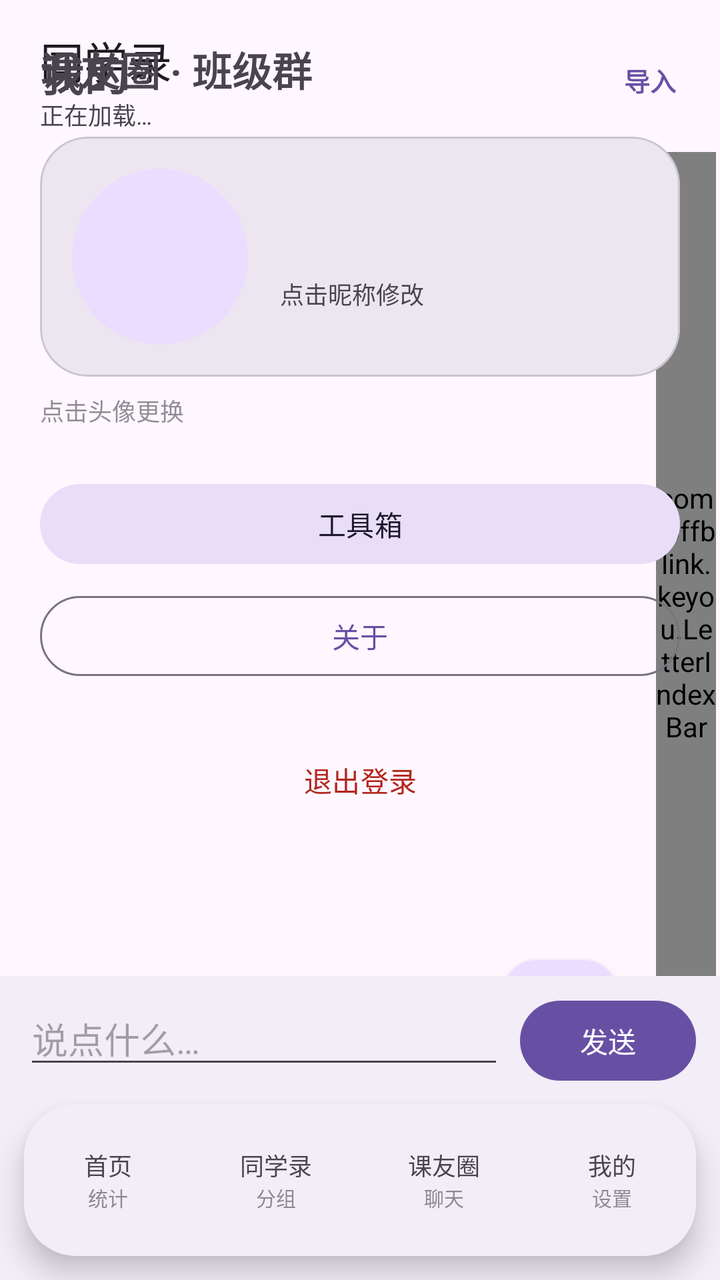
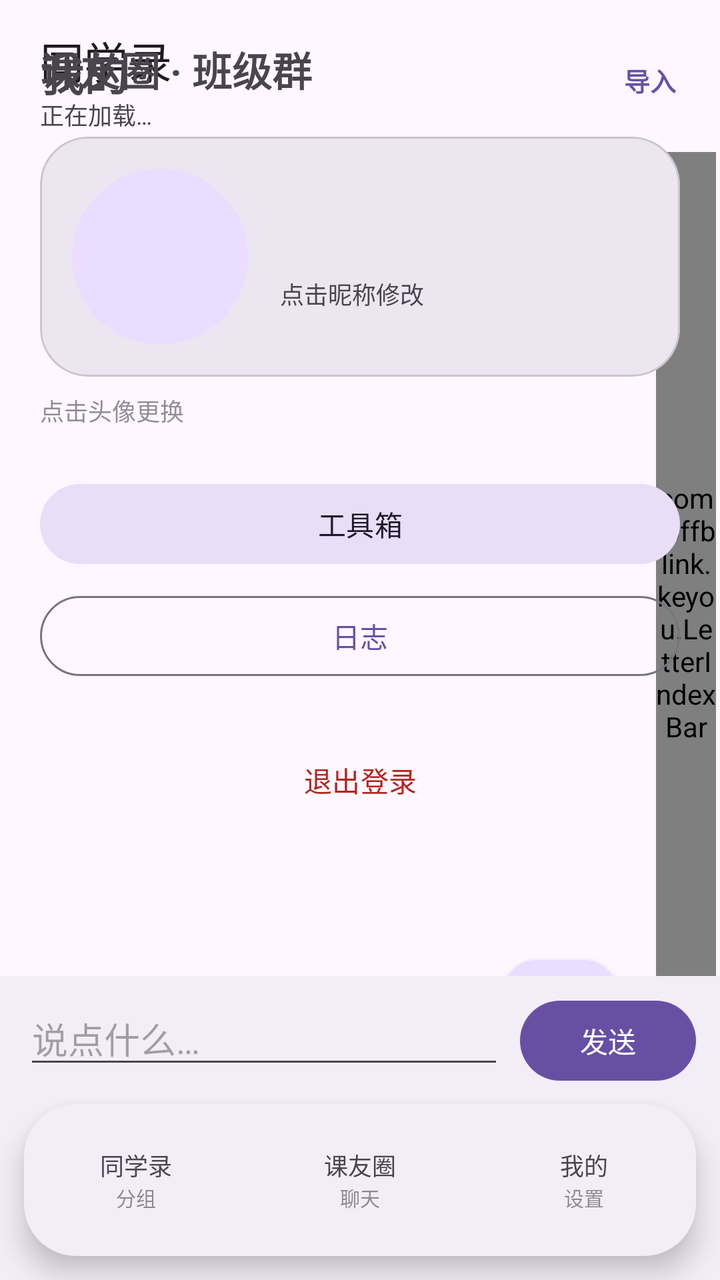

An Android layout rendered at two revisions. The XML below is the earlier revision; the diff shows what the commit changed to produce the second picture.
<!-- AndroidManifest.xml: application theme Theme.Keyou -->
<!-- res/layout/activity_main.xml -->
<?xml version="1.0" encoding="utf-8"?>
<FrameLayout xmlns:android="http://schemas.android.com/apk/res/android"
    xmlns:app="http://schemas.android.com/apk/res-auto"
    android:layout_width="match_parent"
    android:layout_height="match_parent">

    
    <FrameLayout
        android:id="@+id/page_container"
        android:layout_width="match_parent"
        android:layout_height="match_parent">

        <include
            layout="@layout/page_home"
            android:id="@+id/page_home" />

        <include
            layout="@layout/page_contacts"
            android:id="@+id/page_contacts" />

        <include
            layout="@layout/page_chat"
            android:id="@+id/page_chat" />

        <include
            layout="@layout/page_mine"
            android:id="@+id/page_mine" />
    </FrameLayout>

    
    <TextView
        android:id="@+id/tv_net_banner"
        android:layout_width="match_parent"
        android:layout_height="wrap_content"
        android:padding="10dp"
        android:gravity="center"
        android:background="@color/md_secondary_container"
        android:textColor="@color/md_on_secondary_container"
        android:visibility="gone"
        android:layout_gravity="top" />

    
    <FrameLayout
        android:id="@+id/nav_bar"
        android:layout_width="match_parent"
        android:layout_height="76dp"
        android:layout_gravity="bottom"
        android:layout_marginHorizontal="12dp"
        android:layout_marginBottom="12dp"
        android:elevation="8dp"
        android:background="@drawable/nav_bar_bg">

        
        <View
            android:id="@+id/nav_pill"
            android:layout_width="0dp"
            android:layout_height="32dp"
            android:layout_gravity="center_vertical"
            android:background="@drawable/nav_pill_bg"
            android:visibility="gone" />

        <LinearLayout
            android:layout_width="match_parent"
            android:layout_height="match_parent"
            android:orientation="horizontal">

            <LinearLayout
                android:id="@+id/nav_tab_home"
                android:layout_width="0dp"
                android:layout_height="match_parent"
                android:layout_weight="1"
                android:orientation="vertical"
                android:gravity="center"
                android:background="?attr/selectableItemBackgroundBorderless">

                <TextView
                    android:id="@+id/nav_label_home"
                    android:layout_width="wrap_content"
                    android:layout_height="wrap_content"
                    android:text="@string/nav_home"
                    android:textSize="12sp" />

                <TextView
                    android:id="@+id/nav_sub_home"
                    android:layout_width="wrap_content"
                    android:layout_height="wrap_content"
                    android:text="@string/nav_home_sub"
                    android:textSize="10sp"
                    android:alpha="0.6" />
            </LinearLayout>

            <LinearLayout
                android:id="@+id/nav_tab_contacts"
                android:layout_width="0dp"
                android:layout_height="match_parent"
                android:layout_weight="1"
                android:orientation="vertical"
                android:gravity="center"
                android:background="?attr/selectableItemBackgroundBorderless">

                <TextView
                    android:id="@+id/nav_label_contacts"
                    android:layout_width="wrap_content"
                    android:layout_height="wrap_content"
                    android:text="@string/nav_contacts"
                    android:textSize="12sp" />

                <TextView
                    android:id="@+id/nav_sub_contacts"
                    android:layout_width="wrap_content"
                    android:layout_height="wrap_content"
                    android:text="@string/nav_contacts_sub"
                    android:textSize="10sp"
                    android:alpha="0.6" />
            </LinearLayout>

            <LinearLayout
                android:id="@+id/nav_tab_chat"
                android:layout_width="0dp"
                android:layout_height="match_parent"
                android:layout_weight="1"
                android:orientation="vertical"
                android:gravity="center"
                android:background="?attr/selectableItemBackgroundBorderless">

                <TextView
                    android:id="@+id/nav_label_chat"
                    android:layout_width="wrap_content"
                    android:layout_height="wrap_content"
                    android:text="@string/nav_chat"
                    android:textSize="12sp" />

                <TextView
                    android:id="@+id/nav_sub_chat"
                    android:layout_width="wrap_content"
                    android:layout_height="wrap_content"
                    android:text="@string/nav_chat_sub"
                    android:textSize="10sp"
                    android:alpha="0.6" />
            </LinearLayout>

            <LinearLayout
                android:id="@+id/nav_tab_mine"
                android:layout_width="0dp"
                android:layout_height="match_parent"
                android:layout_weight="1"
                android:orientation="vertical"
                android:gravity="center"
                android:background="?attr/selectableItemBackgroundBorderless">

                <TextView
                    android:id="@+id/nav_label_mine"
                    android:layout_width="wrap_content"
                    android:layout_height="wrap_content"
                    android:text="@string/nav_mine"
                    android:textSize="12sp" />

                <TextView
                    android:id="@+id/nav_sub_mine"
                    android:layout_width="wrap_content"
                    android:layout_height="wrap_content"
                    android:text="@string/nav_mine_sub"
                    android:textSize="10sp"
                    android:alpha="0.6" />
            </LinearLayout>
        </LinearLayout>
    </FrameLayout>

</FrameLayout>
<!-- res/layout/page_home.xml (included above) -->
<?xml version="1.0" encoding="utf-8"?>
<LinearLayout xmlns:android="http://schemas.android.com/apk/res/android"
    xmlns:app="http://schemas.android.com/apk/res-auto"
    android:layout_width="match_parent"
    android:layout_height="match_parent"
    android:orientation="vertical"
    android:paddingHorizontal="20dp"
    android:paddingTop="20dp">

    <TextView
        android:id="@+id/tv_welcome"
        android:layout_width="wrap_content"
        android:layout_height="wrap_content"
        android:textSize="24sp"
        android:textStyle="bold" />

    <TextView
        android:layout_width="wrap_content"
        android:layout_height="wrap_content"
        android:text="@string/main_subtitle"
        android:textSize="13sp"
        android:textColor="?attr/colorOnSurfaceVariant"
        android:layout_marginTop="4dp"
        android:layout_marginBottom="16dp" />

    
    <com.google.android.material.card.MaterialCardView
        android:id="@+id/card_stats"
        android:layout_width="match_parent"
        android:layout_height="wrap_content"
        app:cardCornerRadius="24dp"
        app:cardElevation="0dp"
        app:cardBackgroundColor="?attr/colorSecondaryContainer"
        android:layout_marginBottom="16dp">

        <LinearLayout
            android:layout_width="match_parent"
            android:layout_height="wrap_content"
            android:orientation="horizontal"
            android:padding="20dp"
            android:gravity="center_vertical">

            <LinearLayout
                android:layout_width="0dp"
                android:layout_height="wrap_content"
                android:layout_weight="1"
                android:orientation="vertical">

                <TextView
                    android:layout_width="wrap_content"
                    android:layout_height="wrap_content"
                    android:text="@string/stats_local_contacts"
                    android:textSize="13sp"
                    android:alpha="0.75"
                    android:textColor="?attr/colorOnSecondaryContainer" />

                <TextView
                    android:id="@+id/tv_stat_contacts"
                    android:layout_width="wrap_content"
                    android:layout_height="wrap_content"
                    android:text="0"
                    android:textSize="40sp"
                    android:textStyle="bold"
                    android:textColor="?attr/colorOnSecondaryContainer" />
            </LinearLayout>

            <LinearLayout
                android:layout_width="0dp"
                android:layout_height="wrap_content"
                android:layout_weight="1"
                android:orientation="vertical">

                <TextView
                    android:layout_width="wrap_content"
                    android:layout_height="wrap_content"
                    android:text="@string/stats_server_members"
                    android:textSize="13sp"
                    android:alpha="0.75"
                    android:textColor="?attr/colorOnSecondaryContainer" />

                <TextView
                    android:id="@+id/tv_stat_mates"
                    android:layout_width="wrap_content"
                    android:layout_height="wrap_content"
                    android:text="—"
                    android:textSize="40sp"
                    android:textStyle="bold"
                    android:textColor="?attr/colorOnSecondaryContainer" />
            </LinearLayout>
        </LinearLayout>
    </com.google.android.material.card.MaterialCardView>

    
    <LinearLayout
        android:layout_width="match_parent"
        android:layout_height="wrap_content"
        android:orientation="horizontal"
        android:gravity="center_vertical">

        <TextView
            android:layout_width="0dp"
            android:layout_height="wrap_content"
            android:layout_weight="1"
            android:text="@string/home_members_title"
            android:textSize="18sp"
            android:textStyle="bold" />

        <TextView
            android:id="@+id/btn_mate_add"
            android:layout_width="wrap_content"
            android:layout_height="wrap_content"
            android:background="?attr/selectableItemBackgroundBorderless"
            android:clickable="true"
            android:focusable="true"
            android:padding="8dp"
            android:text="@string/home_member_add"
            android:textColor="?attr/colorPrimary"
            android:textSize="14sp" />
    </LinearLayout>

    <FrameLayout
        android:layout_width="match_parent"
        android:layout_height="0dp"
        android:layout_weight="1">

        <androidx.recyclerview.widget.RecyclerView
            android:id="@+id/rv_home_mates"
            android:layout_width="match_parent"
            android:layout_height="match_parent"
            android:clipToPadding="false"
            android:paddingBottom="104dp" />

        <TextView
            android:id="@+id/tv_home_mates_empty"
            android:layout_width="wrap_content"
            android:layout_height="wrap_content"
            android:layout_gravity="center"
            android:text="@string/home_members_empty"
            android:textColor="?attr/colorOnSurfaceVariant"
            android:visibility="gone" />
    </FrameLayout>

</LinearLayout>
<!-- res/layout/page_contacts.xml (included above) -->
<?xml version="1.0" encoding="utf-8"?>
<FrameLayout xmlns:android="http://schemas.android.com/apk/res/android"
    xmlns:app="http://schemas.android.com/apk/res-auto"
    android:layout_width="match_parent"
    android:layout_height="match_parent"
    android:background="?attr/colorSurface">

    <LinearLayout
        android:layout_width="match_parent"
        android:layout_height="match_parent"
        android:orientation="vertical">

        
        <LinearLayout
            android:layout_width="match_parent"
            android:layout_height="wrap_content"
            android:gravity="center_vertical"
            android:orientation="horizontal"
            android:paddingStart="20dp"
            android:paddingTop="14dp"
            android:paddingEnd="12dp"
            android:paddingBottom="6dp">

            <LinearLayout
                android:layout_width="0dp"
                android:layout_height="wrap_content"
                android:layout_weight="1"
                android:orientation="vertical">

                <TextView
                    android:layout_width="wrap_content"
                    android:layout_height="wrap_content"
                    android:fontFamily="sans-serif-medium"
                    android:text="@string/nav_contacts"
                    android:textColor="?attr/colorOnSurface"
                    android:textSize="22sp" />

                <TextView
                    android:id="@+id/tv_contacts_subtitle"
                    android:layout_width="wrap_content"
                    android:layout_height="wrap_content"
                    android:layout_marginTop="2dp"
                    android:text="@string/contacts_loading"
                    android:textColor="?attr/colorOnSurfaceVariant"
                    android:textSize="12sp" />
            </LinearLayout>

            <TextView
                android:id="@+id/btn_import"
                android:layout_width="wrap_content"
                android:layout_height="wrap_content"
                android:background="?attr/selectableItemBackgroundBorderless"
                android:paddingStart="10dp"
                android:paddingTop="8dp"
                android:paddingEnd="10dp"
                android:paddingBottom="8dp"
                android:text="@string/contacts_import_entry"
                android:textColor="?attr/colorPrimary"
                android:textSize="13sp"
                android:textStyle="bold" />
        </LinearLayout>

        <FrameLayout
            android:layout_width="match_parent"
            android:layout_height="0dp"
            android:layout_weight="1"
            android:clipChildren="false"
            android:clipToPadding="false">

            <androidx.recyclerview.widget.RecyclerView
                android:id="@+id/rv_contacts"
                android:layout_width="match_parent"
                android:layout_height="match_parent"
                android:clipToPadding="false"
                android:paddingEnd="18dp"
                android:paddingBottom="104dp"
                android:scrollbars="none" />

            <TextView
                android:id="@+id/tv_empty"
                android:layout_width="wrap_content"
                android:layout_height="wrap_content"
                android:layout_gravity="center"
                android:gravity="center"
                android:paddingStart="40dp"
                android:paddingEnd="40dp"
                android:text="@string/contacts_empty_tip"
                android:textColor="?attr/colorOnSurfaceVariant"
                android:textSize="14sp"
                android:visibility="gone" />

            
            <com.offblink.keyou.LetterIndexBar
                android:id="@+id/index_bar"
                android:layout_width="30dp"
                android:layout_height="match_parent"
                android:layout_gravity="end"
                android:layout_marginTop="4dp"
                android:layout_marginEnd="2dp"
                android:layout_marginBottom="104dp" />

            
            <com.google.android.material.floatingactionbutton.FloatingActionButton
                android:id="@+id/fab_add"
                android:layout_width="wrap_content"
                android:layout_height="wrap_content"
                android:layout_gravity="bottom|end"
                android:layout_marginEnd="52dp"
                android:layout_marginBottom="104dp"
                android:contentDescription="@string/contacts_add_desc"
                android:src="@drawable/contact_ic_add"
                app:backgroundTint="?attr/colorPrimaryContainer"
                app:elevation="3dp"
                app:tint="?attr/colorOnPrimaryContainer" />

        </FrameLayout>
    </LinearLayout>

</FrameLayout>
<!-- res/layout/page_chat.xml (included above) -->
<?xml version="1.0" encoding="utf-8"?>
<LinearLayout xmlns:android="http://schemas.android.com/apk/res/android"
    android:layout_width="match_parent"
    android:layout_height="match_parent"
    android:orientation="vertical">

    <TextView
        android:layout_width="wrap_content"
        android:layout_height="wrap_content"
        android:paddingHorizontal="20dp"
        android:paddingTop="20dp"
        android:paddingBottom="8dp"
        android:text="@string/chat_title"
        android:textSize="20sp"
        android:textStyle="bold" />

    <androidx.recyclerview.widget.RecyclerView
        android:id="@+id/rv_messages"
        android:layout_width="match_parent"
        android:layout_height="0dp"
        android:layout_weight="1"
        android:clipToPadding="false"
        android:padding="16dp" />

    
    <LinearLayout
        android:layout_width="match_parent"
        android:layout_height="wrap_content"
        android:orientation="horizontal"
        android:paddingHorizontal="12dp"
        android:paddingTop="8dp"
        android:paddingBottom="96dp"
        android:background="?attr/colorSurfaceContainer">

        <EditText
            android:id="@+id/et_message"
            android:layout_width="0dp"
            android:layout_height="wrap_content"
            android:layout_weight="1"
            android:hint="@string/chat_input_hint"
            android:imeOptions="actionSend"
            android:inputType="text"
            android:maxLines="1"
            android:layout_marginEnd="8dp" />

        <Button
            android:id="@+id/btn_send"
            android:layout_width="wrap_content"
            android:layout_height="wrap_content"
            android:text="@string/chat_send" />
    </LinearLayout>

</LinearLayout>
<!-- res/layout/page_mine.xml (included above) -->
<?xml version="1.0" encoding="utf-8"?>
<ScrollView xmlns:android="http://schemas.android.com/apk/res/android"
    xmlns:app="http://schemas.android.com/apk/res-auto"
    android:layout_width="match_parent"
    android:layout_height="match_parent"
    android:padding="20dp"
    android:paddingBottom="104dp"
    android:fillViewport="true">

    <LinearLayout
        android:layout_width="match_parent"
        android:layout_height="wrap_content"
        android:orientation="vertical">

        <TextView
            android:layout_width="wrap_content"
            android:layout_height="wrap_content"
            android:text="@string/nav_mine"
            android:textSize="22sp"
            android:textStyle="bold"
            android:layout_marginBottom="16dp" />

        
        <com.google.android.material.card.MaterialCardView
            android:layout_width="match_parent"
            android:layout_height="wrap_content"
            app:cardCornerRadius="24dp"
            app:cardElevation="0dp"
            app:cardBackgroundColor="?attr/colorSurfaceContainerHigh">

            <LinearLayout
                android:layout_width="match_parent"
                android:layout_height="wrap_content"
                android:orientation="horizontal"
                android:gravity="center_vertical"
                android:padding="16dp">

                <FrameLayout
                    android:id="@+id/fl_avatar"
                    android:layout_width="88dp"
                    android:layout_height="88dp"
                    android:background="?attr/selectableItemBackgroundBorderless"
                    android:contentDescription="@string/mine_avatar_hint"
                    android:clickable="true"
                    android:focusable="true">

                    <TextView
                        android:id="@+id/tv_avatar_letter"
                        android:layout_width="match_parent"
                        android:layout_height="match_parent"
                        android:background="@drawable/bg_avatar_circle"
                        android:gravity="center"
                        android:textColor="@color/md_on_primary_container"
                        android:textSize="32sp"
                        android:textStyle="bold" />

                    <ImageView
                        android:id="@+id/iv_avatar"
                        android:layout_width="match_parent"
                        android:layout_height="match_parent"
                        android:contentDescription="@string/mine_avatar_hint"
                        android:scaleType="centerCrop"
                        android:visibility="gone" />
                </FrameLayout>

                <LinearLayout
                    android:layout_width="0dp"
                    android:layout_height="wrap_content"
                    android:layout_weight="1"
                    android:layout_marginStart="16dp"
                    android:orientation="vertical">

                    <TextView
                        android:id="@+id/tv_nickname"
                        android:layout_width="wrap_content"
                        android:layout_height="wrap_content"
                        android:paddingVertical="4dp"
                        android:textSize="22sp"
                        android:textStyle="bold" />

                    <TextView
                        android:layout_width="wrap_content"
                        android:layout_height="wrap_content"
                        android:text="@string/mine_nickname_hint"
                        android:textSize="12sp"
                        android:textColor="?attr/colorOnSurfaceVariant" />
                </LinearLayout>
            </LinearLayout>
        </com.google.android.material.card.MaterialCardView>

        <TextView
            android:layout_width="wrap_content"
            android:layout_height="wrap_content"
            android:layout_marginTop="8dp"
            android:alpha="0.6"
            android:text="@string/mine_avatar_hint"
            android:textSize="12sp" />

        <Button
            android:id="@+id/btn_tools"
            style="@style/Widget.Material3.Button.TonalButton"
            android:layout_width="match_parent"
            android:layout_height="wrap_content"
            android:layout_marginTop="24dp"
            android:text="@string/tools_title" />

        <Button
            android:id="@+id/btn_about"
            style="@style/Widget.Material3.Button.OutlinedButton"
            android:layout_width="match_parent"
            android:layout_height="wrap_content"
            android:layout_marginTop="8dp"
            android:text="@string/about_title" />

        <Button
            android:id="@+id/btn_logout"
            style="@style/Widget.Material3.Button.TextButton"
            android:layout_width="match_parent"
            android:layout_height="wrap_content"
            android:layout_marginTop="24dp"
            android:text="@string/mine_logout"
            android:textColor="?attr/colorError" />

    </LinearLayout>
</ScrollView>
<!-- resources referenced by this layout -->
<resources>
  <color name="md_on_primary_container">#21005D</color>
  <color name="md_on_secondary_container">#1D192B</color>
  <color name="md_secondary_container">#E8DEF8</color>
  <!-- drawable bg_avatar_circle (drawable) -->
  <?xml version="1.0" encoding="utf-8"?>
  <shape xmlns:android="http://schemas.android.com/apk/res/android"
      android:shape="oval">
      <solid android:color="@color/md_primary_container" />
  </shape>
  <!-- drawable contact_ic_add (drawable) -->
  <vector xmlns:android="http://schemas.android.com/apk/res/android"
      android:width="24dp"
      android:height="24dp"
      android:viewportWidth="24"
      android:viewportHeight="24">
      <path
          android:fillColor="#FF000000"
          android:pathData="M11,5h2v6h6v2h-6v6h-2v-6H5v-2h6z" />
  </vector>
  <!-- drawable nav_bar_bg (drawable) -->
  <?xml version="1.0" encoding="utf-8"?>
  <shape xmlns:android="http://schemas.android.com/apk/res/android"
      android:shape="rectangle">
      <solid android:color="?attr/colorSurfaceContainer" />
      <corners android:radius="26dp" />
  </shape>
  <!-- drawable nav_pill_bg (drawable) -->
  <?xml version="1.0" encoding="utf-8"?>
  <shape xmlns:android="http://schemas.android.com/apk/res/android"
      android:shape="rectangle">
      <solid android:color="?attr/colorSecondaryContainer" />
      <corners android:radius="999dp" />
  </shape>
  <string name="about_title">关于</string>
  <string name="chat_input_hint">说点什么…</string>
  <string name="chat_send">发送</string>
  <string name="chat_title">课友圈 · 班级群</string>
  <string name="contacts_add_desc">新增同学</string>
  <string name="contacts_empty_tip">还没有同学\n点右下角 + 添加一位</string>
  <string name="contacts_import_entry">导入</string>
  <string name="contacts_loading">正在加载…</string>
  <string name="home_member_add">添加</string>
  <string name="home_members_empty">还没有班级成员</string>
  <string name="home_members_title">班级成员</string>
  <string name="main_subtitle">班级同学录 · 课友</string>
  <string name="mine_avatar_hint">点击头像更换</string>
  <string name="mine_logout">退出登录</string>
  <string name="mine_nickname_hint">点击昵称修改</string>
  <string name="nav_chat">课友圈</string>
  <string name="nav_chat_sub">聊天</string>
  <string name="nav_contacts">同学录</string>
  <string name="nav_contacts_sub">分组</string>
  <string name="nav_home">首页</string>
  <string name="nav_home_sub">统计</string>
  <string name="nav_mine">我的</string>
  <string name="nav_mine_sub">设置</string>
  <string name="stats_local_contacts">本地联系人</string>
  <string name="stats_server_members">班级成员（在线）</string>
  <string name="tools_title">工具箱</string>
  <style name="Theme.Keyou" parent="Theme.Material3.DayNight.NoActionBar" />
  <color name="md_primary_container">#EADDFF</color>
</resources>

<!-- the commit's change to res/layout/activity_main.xml (unified diff, before → after) -->
@@ -9,10 +9,6 @@
         android:id="@+id/page_container"
         android:layout_width="match_parent"
         android:layout_height="match_parent">
-
-        <include
-            layout="@layout/page_home"
-            android:id="@+id/page_home" />
 
         <include
             layout="@layout/page_contacts"
@@ -65,31 +61,6 @@
             android:orientation="horizontal">
 
             <LinearLayout
-                android:id="@+id/nav_tab_home"
-                android:layout_width="0dp"
-                android:layout_height="match_parent"
-                android:layout_weight="1"
-                android:orientation="vertical"
-                android:gravity="center"
-                android:background="?attr/selectableItemBackgroundBorderless">
-
-                <TextView
-                    android:id="@+id/nav_label_home"
-                    android:layout_width="wrap_content"
-                    android:layout_height="wrap_content"
-                    android:text="@string/nav_home"
-                    android:textSize="12sp" />
-
-                <TextView
-                    android:id="@+id/nav_sub_home"
-                    android:layout_width="wrap_content"
-                    android:layout_height="wrap_content"
-                    android:text="@string/nav_home_sub"
-                    android:textSize="10sp"
-                    android:alpha="0.6" />
-            </LinearLayout>
-
-            <LinearLayout
                 android:id="@+id/nav_tab_contacts"
                 android:layout_width="0dp"
                 android:layout_height="match_parent"
@@ -167,150 +138,6 @@
     </FrameLayout>
 
 </FrameLayout>
-<!-- res/layout/page_home.xml (included above) -->
-<?xml version="1.0" encoding="utf-8"?>
-<LinearLayout xmlns:android="http://schemas.android.com/apk/res/android"
-    xmlns:app="http://schemas.android.com/apk/res-auto"
-    android:layout_width="match_parent"
-    android:layout_height="match_parent"
-    android:orientation="vertical"
-    android:paddingHorizontal="20dp"
-    android:paddingTop="20dp">
-
-    <TextView
-        android:id="@+id/tv_welcome"
-        android:layout_width="wrap_content"
-        android:layout_height="wrap_content"
-        android:textSize="24sp"
-        android:textStyle="bold" />
-
-    <TextView
-        android:layout_width="wrap_content"
-        android:layout_height="wrap_content"
-        android:text="@string/main_subtitle"
-        android:textSize="13sp"
-        android:textColor="?attr/colorOnSurfaceVariant"
-        android:layout_marginTop="4dp"
-        android:layout_marginBottom="16dp" />
-
-    
-    <com.google.android.material.card.MaterialCardView
-        android:id="@+id/card_stats"
-        android:layout_width="match_parent"
-        android:layout_height="wrap_content"
-        app:cardCornerRadius="24dp"
-        app:cardElevation="0dp"
-        app:cardBackgroundColor="?attr/colorSecondaryContainer"
-        android:layout_marginBottom="16dp">
-
-        <LinearLayout
-            android:layout_width="match_parent"
-            android:layout_height="wrap_content"
-            android:orientation="horizontal"
-            android:padding="20dp"
-            android:gravity="center_vertical">
-
-            <LinearLayout
-                android:layout_width="0dp"
-                android:layout_height="wrap_content"
-                android:layout_weight="1"
-                android:orientation="vertical">
-
-                <TextView
-                    android:layout_width="wrap_content"
-                    android:layout_height="wrap_content"
-                    android:text="@string/stats_local_contacts"
-                    android:textSize="13sp"
-                    android:alpha="0.75"
-                    android:textColor="?attr/colorOnSecondaryContainer" />
-
-                <TextView
-                    android:id="@+id/tv_stat_contacts"
-                    android:layout_width="wrap_content"
-                    android:layout_height="wrap_content"
-                    android:text="0"
-                    android:textSize="40sp"
-                    android:textStyle="bold"
-                    android:textColor="?attr/colorOnSecondaryContainer" />
-            </LinearLayout>
-
-            <LinearLayout
-                android:layout_width="0dp"
-                android:layout_height="wrap_content"
-                android:layout_weight="1"
-                android:orientation="vertical">
-
-                <TextView
-                    android:layout_width="wrap_content"
-                    android:layout_height="wrap_content"
-                    android:text="@string/stats_server_members"
-                    android:textSize="13sp"
-                    android:alpha="0.75"
-                    android:textColor="?attr/colorOnSecondaryContainer" />
-
-                <TextView
-                    android:id="@+id/tv_stat_mates"
-                    android:layout_width="wrap_content"
-                    android:layout_height="wrap_content"
-                    android:text="—"
-                    android:textSize="40sp"
-                    android:textStyle="bold"
-                    android:textColor="?attr/colorOnSecondaryContainer" />
-            </LinearLayout>
-        </LinearLayout>
-    </com.google.android.material.card.MaterialCardView>
-
-    
-    <LinearLayout
-        android:layout_width="match_parent"
-        android:layout_height="wrap_content"
-        android:orientation="horizontal"
-        android:gravity="center_vertical">
-
-        <TextView
-            android:layout_width="0dp"
-            android:layout_height="wrap_content"
-            android:layout_weight="1"
-            android:text="@string/home_members_title"
-            android:textSize="18sp"
-            android:textStyle="bold" />
-
-        <TextView
-            android:id="@+id/btn_mate_add"
-            android:layout_width="wrap_content"
-            android:layout_height="wrap_content"
-            android:background="?attr/selectableItemBackgroundBorderless"
-            android:clickable="true"
-            android:focusable="true"
-            android:padding="8dp"
-            android:text="@string/home_member_add"
-            android:textColor="?attr/colorPrimary"
-            android:textSize="14sp" />
-    </LinearLayout>
-
-    <FrameLayout
-        android:layout_width="match_parent"
-        android:layout_height="0dp"
-        android:layout_weight="1">
-
-        <androidx.recyclerview.widget.RecyclerView
-            android:id="@+id/rv_home_mates"
-            android:layout_width="match_parent"
-            android:layout_height="match_parent"
-            android:clipToPadding="false"
-            android:paddingBottom="104dp" />
-
-        <TextView
-            android:id="@+id/tv_home_mates_empty"
-            android:layout_width="wrap_content"
-            android:layout_height="wrap_content"
-            android:layout_gravity="center"
-            android:text="@string/home_members_empty"
-            android:textColor="?attr/colorOnSurfaceVariant"
-            android:visibility="gone" />
-    </FrameLayout>
-
-</LinearLayout>
 <!-- res/layout/page_contacts.xml (included above) -->
 <?xml version="1.0" encoding="utf-8"?>
 <FrameLayout xmlns:android="http://schemas.android.com/apk/res/android"
@@ -593,12 +420,12 @@
             android:text="@string/tools_title" />
 
         <Button
-            android:id="@+id/btn_about"
+            android:id="@+id/btn_logs"
             style="@style/Widget.Material3.Button.OutlinedButton"
             android:layout_width="match_parent"
             android:layout_height="wrap_content"
             android:layout_marginTop="8dp"
-            android:text="@string/about_title" />
+            android:text="@string/log_title" />
 
         <Button
             android:id="@+id/btn_logout"
<!-- resource entries referenced after the edit -->
@@ -33,7 +33,6 @@
       <solid android:color="?attr/colorSecondaryContainer" />
       <corners android:radius="999dp" />
   </shape>
-  <string name="about_title">关于</string>
   <string name="chat_input_hint">说点什么…</string>
   <string name="chat_send">发送</string>
   <string name="chat_title">课友圈 · 班级群</string>
@@ -41,10 +40,7 @@
   <string name="contacts_empty_tip">还没有同学\n点右下角 + 添加一位</string>
   <string name="contacts_import_entry">导入</string>
   <string name="contacts_loading">正在加载…</string>
-  <string name="home_member_add">添加</string>
-  <string name="home_members_empty">还没有班级成员</string>
-  <string name="home_members_title">班级成员</string>
-  <string name="main_subtitle">班级同学录 · 课友</string>
+  <string name="log_title">日志</string>
   <string name="mine_avatar_hint">点击头像更换</string>
   <string name="mine_logout">退出登录</string>
   <string name="mine_nickname_hint">点击昵称修改</string>
@@ -52,12 +48,8 @@
   <string name="nav_chat_sub">聊天</string>
   <string name="nav_contacts">同学录</string>
   <string name="nav_contacts_sub">分组</string>
-  <string name="nav_home">首页</string>
-  <string name="nav_home_sub">统计</string>
   <string name="nav_mine">我的</string>
   <string name="nav_mine_sub">设置</string>
-  <string name="stats_local_contacts">本地联系人</string>
-  <string name="stats_server_members">班级成员（在线）</string>
   <string name="tools_title">工具箱</string>
   <style name="Theme.Keyou" parent="Theme.Material3.DayNight.NoActionBar" />
   <color name="md_primary_container">#EADDFF</color>
